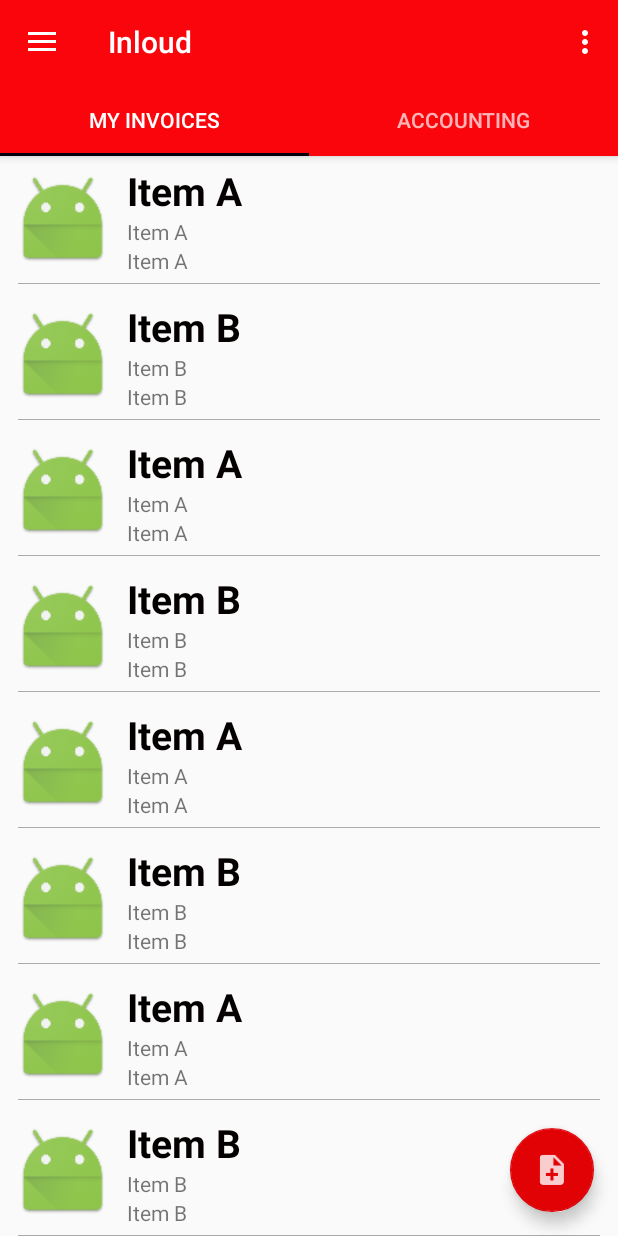
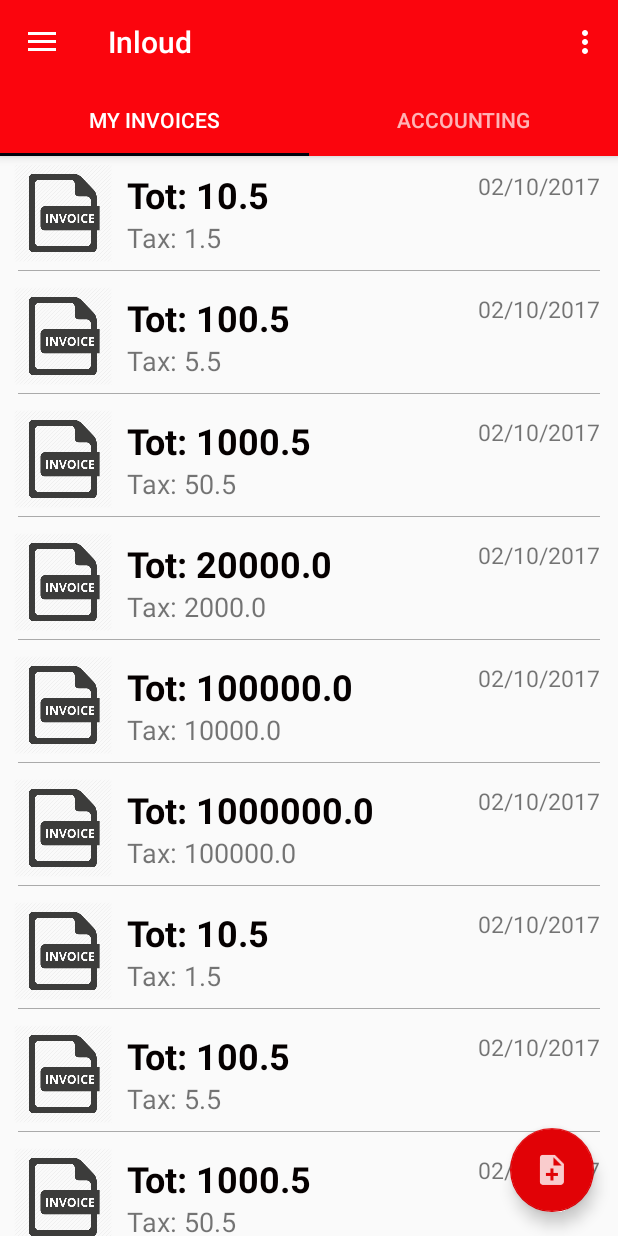
Before and after one commit to jmalovera10/Inloud, an Android app: the MyInvoiceFragment screen opened directly, with no data from a screen before it, on a phone screen of 412 x 824 dp. Run offline under Robolectric (Android 15) with nearby library versions, the phone set to English and light mode, and no system bars; libraries missing offline, so code that uses them is left out: com.facebook, com.facebook.appevents, com.facebook.login; 2 statements that could not run were skipped.

Commit message:
MyInvoice display changes

```diff
--- a/Android/Inloud/app/src/main/java/papitas/adapters/MyInvoiceRecyclerViewAdapter.java
+++ b/Android/Inloud/app/src/main/java/papitas/adapters/MyInvoiceRecyclerViewAdapter.java
@@ -5,6 +5,9 @@ import android.view.LayoutInflater;
 import android.view.View;
 import android.view.ViewGroup;
 
+import java.text.SimpleDateFormat;
+
+import papitas.concept.Invoice;
 import papitas.inloud.R;
 
 /**
@@ -13,10 +16,10 @@ import papitas.inloud.R;
 
 public class MyInvoiceRecyclerViewAdapter extends RecyclerView.Adapter{
 
-    private String[] items;
+    private Invoice[] invoices;
 
-    public MyInvoiceRecyclerViewAdapter(String[] items) {
-        this.items = items;
+    public MyInvoiceRecyclerViewAdapter(Invoice[] invoices) {
+        this.invoices = invoices;
     }
 
     @Override
@@ -29,7 +32,10 @@ public class MyInvoiceRecyclerViewAdapter extends RecyclerView.Adapter{
     public void onBindViewHolder(RecyclerView.ViewHolder holder, int position) {
         if(holder instanceof MyInvoiceViewHolder){
             MyInvoiceViewHolder mHolder = (MyInvoiceViewHolder) holder;
-            mHolder.bind(items[position],position);
+            Invoice invoice = invoices[position];
+            String date = new SimpleDateFormat("dd/MM/yyyy").format(invoice.getDate());
+            mHolder.bind(invoice.getTotalCost().toString(), date
+                    ,invoice.getTax().toString(),position);
         }
     }
 
@@ -40,6 +46,6 @@ public class MyInvoiceRecyclerViewAdapter extends RecyclerView.Adapter{
 
     @Override
     public int getItemCount() {
-        return items.length;
+        return invoices.length;
     }
 }
--- a/Android/Inloud/app/src/main/java/papitas/adapters/MyInvoiceViewHolder.java
+++ b/Android/Inloud/app/src/main/java/papitas/adapters/MyInvoiceViewHolder.java
@@ -18,26 +18,26 @@ import papitas.inloud.R;
 public class MyInvoiceViewHolder extends RecyclerView.ViewHolder {
 
     private LinearLayout linearLayout;
-    private TextView title;
-    private TextView subTitle;
-    private TextView subSubTitle;
+    private TextView value;
+    private TextView date;
+    private TextView tax;
     private ImageView image;
 
 
     public MyInvoiceViewHolder(View v) {
         super(v);
-        title = (TextView) v.findViewById(R.id.itemTitle);
-        subTitle = (TextView) v.findViewById(R.id.subTitItem);
-        subSubTitle = (TextView) v.findViewById(R.id.subSubTitItem);
+        value = (TextView) v.findViewById(R.id.invoiceValue);
+        date = (TextView) v.findViewById(R.id.invoiceDate);
+        tax = (TextView) v.findViewById(R.id.invoiceTax);
         image = (ImageView) v.findViewById(R.id.itemImage);
         linearLayout = (LinearLayout) v.findViewById(R.id.listingMaster);
     }
 
-    public void bind(String text, final int position) {
-        title.setText(text);
-        subTitle.setText(text);
-        subSubTitle.setText(text);
-        image.setImageResource(R.mipmap.ic_launcher);
+    public void bind(String pValue,String pDate, String pTax, final int position) {
+        value.setText("Tot: "+pValue);
+        date.setText(pDate);
+        tax.setText("Tax: "+pTax);
+        image.setImageResource(R.drawable.invoice);
         linearLayout.setOnClickListener(new View.OnClickListener(){
 
             @Override
--- a/Android/Inloud/app/src/main/java/papitas/fragments/AccountingFragment.java
+++ b/Android/Inloud/app/src/main/java/papitas/fragments/AccountingFragment.java
@@ -47,7 +47,7 @@ public class AccountingFragment extends Fragment {
     public void onViewCreated(View view, @Nullable Bundle savedInstanceState) {
         super.onViewCreated(view, savedInstanceState);
 
-        String[] items = getResources().getStringArray(R.array.myInvoiceDummy);
+        String[] items = getResources().getStringArray(R.array.accountingDummy);
         AccountingRecyclerViewAdapter adapter = new AccountingRecyclerViewAdapter(items);
         recyclerView = (RecyclerView) view.findViewById(R.id.recycler_accounting);
         LinearLayoutManager layoutManager = new LinearLayoutManager(getContext());
--- a/Android/Inloud/app/src/main/java/papitas/fragments/MyInvoiceFragment.java
+++ b/Android/Inloud/app/src/main/java/papitas/fragments/MyInvoiceFragment.java
@@ -9,7 +9,13 @@ import android.view.LayoutInflater;
 import android.view.View;
 import android.view.ViewGroup;
 
+import java.sql.Timestamp;
+import java.text.DateFormat;
+import java.text.SimpleDateFormat;
+import java.util.Date;
+
 import papitas.adapters.MyInvoiceRecyclerViewAdapter;
+import papitas.concept.Invoice;
 import papitas.inloud.R;
 
 /**
@@ -45,8 +51,29 @@ public class MyInvoiceFragment extends Fragment {
     public void onViewCreated(View view, @Nullable Bundle savedInstanceState) {
         super.onViewCreated(view, savedInstanceState);
 
-        String[] items = getResources().getStringArray(R.array.myInvoiceDummy);
-        MyInvoiceRecyclerViewAdapter adapter = new MyInvoiceRecyclerViewAdapter(items);
+        String[] values = getResources().getStringArray(R.array.invoiceDummyValue);
+        String[] taxes = getResources().getStringArray(R.array.invoiceDummyTax);
+        String[] dates = getResources().getStringArray(R.array.invoiceDummyDate);
+        Invoice[] invoices = new Invoice[values.length];
+
+        long id = 0;
+
+        for (int i = 0; i < values.length; i++) {
+            Invoice invoice = new Invoice();
+            invoice.setId(id++);
+            invoice.setTotalCost(Double.parseDouble(values[i].toString()));
+            invoice.setTax(Double.parseDouble(taxes[i].toString()));
+            try {
+                DateFormat dateformat = new SimpleDateFormat("yyyy-MM-dd");
+                Date pDate = dateformat.parse(dates[i]);
+                long time = pDate.getTime();
+                invoice.setDate(new Timestamp(time));
+            }catch (Exception e){
+                e.printStackTrace();
+            }
+            invoices[i] = invoice;
+        }
+        MyInvoiceRecyclerViewAdapter adapter = new MyInvoiceRecyclerViewAdapter(invoices);
         recyclerView = (RecyclerView) view.findViewById(R.id.recycler_my_invoice);
         LinearLayoutManager layoutManager = new LinearLayoutManager(getContext());
         recyclerView.setLayoutManager(layoutManager);
--- a/Android/Inloud/app/src/main/res/layout/invoice_item_layout.xml
+++ b/Android/Inloud/app/src/main/res/layout/invoice_item_layout.xml
@@ -36,35 +36,45 @@
             android:layout_weight="1"
             android:orientation="vertical">
 
+            <LinearLayout
+                android:layout_width="match_parent"
+                android:layout_height="match_parent"
+                android:orientation="horizontal">
+
                 <TextView
-                android:id="@+id/itemTitle"
-                android:layout_width="fill_parent"
+                    android:id="@+id/invoiceValue"
+                    android:layout_width="wrap_content"
                     android:layout_height="wrap_content"
                     android:layout_gravity="center_vertical"
+                    android:layout_weight="1"
                     android:editable="false"
                     android:enabled="false"
                     android:gravity="center_vertical"
                     android:paddingLeft="10dp"
-                android:text="Title"
+                    android:text="Value"
                     android:textColor="#050000"
-                android:textSize="26sp"
+                    android:textSize="24sp"
                     android:textStyle="bold"
                     tools:ignore="RtlHardcoded" />
 
                 <TextView
-                android:id="@+id/subTitItem"
+                    android:id="@+id/invoiceDate"
                     android:layout_width="wrap_content"
                     android:layout_height="wrap_content"
-                android:paddingLeft="10dp"
-                android:text="SubTitle"
-                tools:ignore="HardcodedText" />
+                    android:layout_weight="1"
+                    android:gravity="right|center_vertical"
+                    android:paddingRight="10dp"
+                    android:text="Date"
+                    android:textSize="15sp" />
+            </LinearLayout>
 
             <TextView
-                android:id="@+id/subSubTitItem"
+                android:id="@+id/invoiceTax"
                 android:layout_width="fill_parent"
                 android:layout_height="fill_parent"
                 android:paddingLeft="10dp"
-                android:text="SubSubTitle"
+                android:text="Tax"
+                android:textSize="18sp"
                 tools:ignore="HardcodedText" />
 
         </LinearLayout>
--- a/Android/Inloud/app/src/main/res/values/strings.xml
+++ b/Android/Inloud/app/src/main/res/values/strings.xml
@@ -11,25 +11,49 @@
     <string name="facebook_app_id">139270583311269</string>
     <string name="fb_login_protocol_scheme">fb139270583311269</string>
 
-    <string-array name="myInvoiceDummy">
-        <item>Item A</item>
-        <item>Item B</item>
-        <item>Item A</item>
-        <item>Item B</item>
-        <item>Item A</item>
-        <item>Item B</item>
-        <item>Item A</item>
-        <item>Item B</item>
-        <item>Item A</item>
-        <item>Item B</item>
-        <item>Item A</item>
-        <item>Item B</item>
-        <item>Item A</item>
-        <item>Item B</item>
-        <item>Item A</item>
-        <item>Item B</item>
-        <item>Item A</item>
-        <item>Item B</item>
+    <string-array name="invoiceDummyValue">
+        <item>10.50</item>
+        <item>100.50</item>
+        <item>1000.50</item>
+        <item>20000</item>
+        <item>100000</item>
+        <item>1000000</item>
+        <item>10.50</item>
+        <item>100.50</item>
+        <item>1000.50</item>
+        <item>20000</item>
+        <item>100000</item>
+        <item>1000000</item>
+    </string-array>
+
+    <string-array name="invoiceDummyTax">
+        <item>1.50</item>
+        <item>5.50</item>
+        <item>50.50</item>
+        <item>2000</item>
+        <item>10000</item>
+        <item>100000</item>
+        <item>1.50</item>
+        <item>5.50</item>
+        <item>50.50</item>
+        <item>2000</item>
+        <item>10000</item>
+        <item>100000</item>
+    </string-array>
+
+    <string-array name="invoiceDummyDate">
+        <item>2017-10-02</item>
+        <item>2017-10-02</item>
+        <item>2017-10-02</item>
+        <item>2017-10-02</item>
+        <item>2017-10-02</item>
+        <item>2017-10-02</item>
+        <item>2017-10-02</item>
+        <item>2017-10-02</item>
+        <item>2017-10-02</item>
+        <item>2017-10-02</item>
+        <item>2017-10-02</item>
+        <item>2017-10-02</item>
     </string-array>
 
     <string-array name="accountingDummy">
```
Lines whose indentation alone changed are shown as unchanged.
